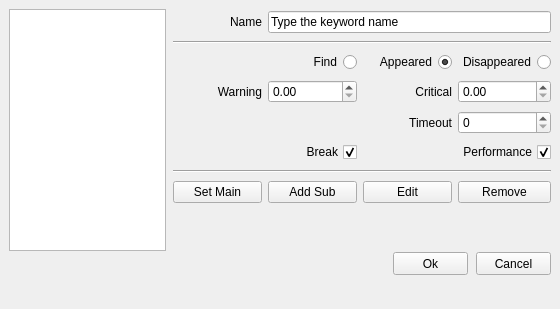
Before: the Qt Designer form alyvix/extra/robotide/qt_ui/alyvix_object_finder_properties_view.ui in alyvix/alyvix, drawn with Qt 5.
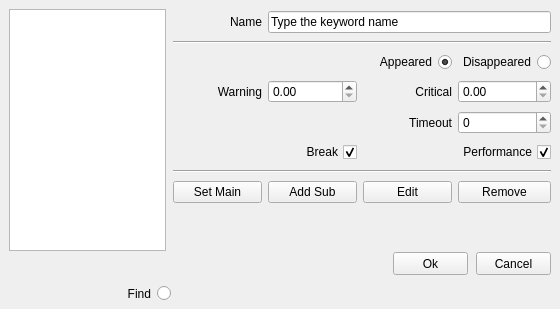
After: the same form once the commit is applied.

```diff
--- a/alyvix/extra/robotide/qt_ui/alyvix_object_finder_properties_view.ui
+++ b/alyvix/extra/robotide/qt_ui/alyvix_object_finder_properties_view.ui
@@ -339,35 +339,6 @@
        </property>
       </widget>
      </item>
-     <item row="2" column="2">
-      <widget class="QRadioButton" name="wait_radio">
-       <property name="layoutDirection">
-        <enum>Qt::RightToLeft</enum>
-       </property>
-       <property name="text">
-        <string>Appeared</string>
-       </property>
-       <property name="checked">
-        <bool>true</bool>
-       </property>
-       <attribute name="buttonGroup">
-        <string notr="true">buttonGroup_5</string>
-       </attribute>
-      </widget>
-     </item>
-     <item row="2" column="1">
-      <widget class="QRadioButton" name="find_radio">
-       <property name="layoutDirection">
-        <enum>Qt::RightToLeft</enum>
-       </property>
-       <property name="text">
-        <string>Find</string>
-       </property>
-       <attribute name="buttonGroup">
-        <string notr="true">buttonGroup_5</string>
-       </attribute>
-      </widget>
-     </item>
      <item row="4" column="3">
       <widget class="QSpinBox" name="timeout_spinbox">
        <property name="maximum">
@@ -395,6 +366,22 @@
        </property>
       </widget>
      </item>
+     <item row="2" column="0" colspan="3">
+      <widget class="QRadioButton" name="wait_radio">
+       <property name="layoutDirection">
+        <enum>Qt::RightToLeft</enum>
+       </property>
+       <property name="text">
+        <string>Appeared</string>
+       </property>
+       <property name="checked">
+        <bool>true</bool>
+       </property>
+       <attribute name="buttonGroup">
+        <string notr="true">buttonGroup_5</string>
+       </attribute>
+      </widget>
+     </item>
     </layout>
    </widget>
   </widget>
@@ -546,6 +533,25 @@
     </rect>
    </property>
   </widget>
+  <widget class="QRadioButton" name="find_radio">
+   <property name="geometry">
+    <rect>
+     <x>82</x>
+     <y>285</y>
+     <width>89</width>
+     <height>17</height>
+    </rect>
+   </property>
+   <property name="layoutDirection">
+    <enum>Qt::RightToLeft</enum>
+   </property>
+   <property name="text">
+    <string>Find</string>
+   </property>
+   <attribute name="buttonGroup">
+    <string notr="true">buttonGroup_5</string>
+   </attribute>
+  </widget>
  </widget>
  <resources/>
  <connections/>
```
Left out of the diff: 4 changed lines with no effect on the pictures.
